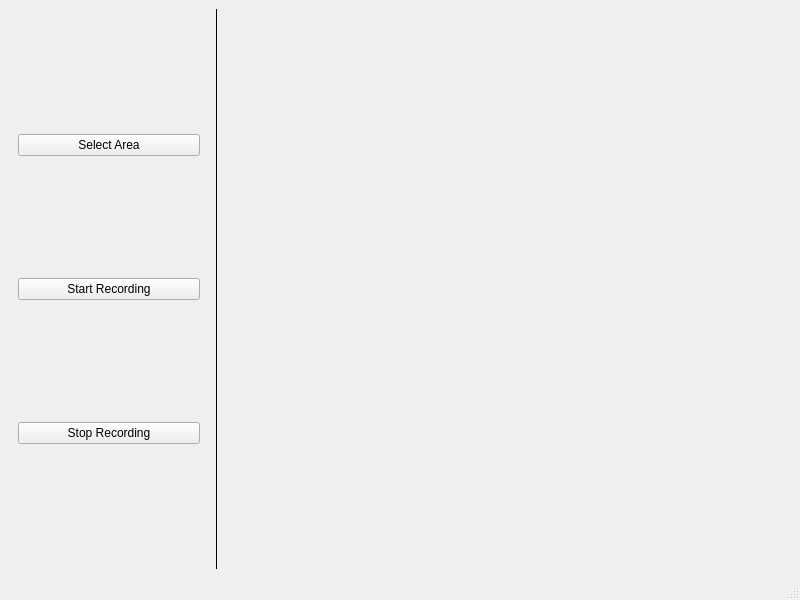
Old version of the form src/gui/main_window/MainWindow.ui in the repository ephell/ClipIt-Screen-Capture-App.
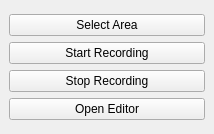
New version of the form.

What changed in the file:
```diff
--- a/src/gui/main_window/MainWindow.ui
+++ b/src/gui/main_window/MainWindow.ui
@@ -6,76 +6,114 @@
    <rect>
     <x>0</x>
     <y>0</y>
-    <width>800</width>
-    <height>600</height>
+    <width>214</width>
+    <height>134</height>
    </rect>
   </property>
-  <property name="minimumSize">
-   <size>
-    <width>800</width>
-    <height>600</height>
-   </size>
-  </property>
   <property name="windowTitle">
    <string>MainWindow</string>
   </property>
   <widget class="QWidget" name="centralwidget">
-   <layout class="QHBoxLayout" name="horizontalLayout">
+   <layout class="QVBoxLayout" name="verticalLayout_2">
     <item>
-     <layout class="QHBoxLayout" name="central_layout">
+     <layout class="QVBoxLayout" name="verticalLayout">
       <item>
-       <widget class="QWidget" name="left_panel" native="true">
+       <widget class="QPushButton" name="select_area_button">
+        <property name="sizePolicy">
+         <sizepolicy hsizetype="Expanding" vsizetype="Fixed">
+          <horstretch>0</horstretch>
+          <verstretch>0</verstretch>
+         </sizepolicy>
+        </property>
+        <property name="minimumSize">
+         <size>
+          <width>180</width>
+          <height>0</height>
+         </size>
+        </property>
         <property name="maximumSize">
          <size>
-          <width>200</width>
+          <width>16777215</width>
           <height>16777215</height>
          </size>
         </property>
-        <layout class="QVBoxLayout" name="verticalLayout">
-         <item>
-          <widget class="QPushButton" name="select_area_button">
-           <property name="text">
-            <string>Select Area</string>
-           </property>
-          </widget>
-         </item>
-         <item>
-          <widget class="QPushButton" name="start_recording_button">
-           <property name="text">
-            <string>Start Recording</string>
-           </property>
-          </widget>
-         </item>
-         <item>
-          <widget class="QPushButton" name="stop_recording_button">
-           <property name="text">
-            <string>Stop Recording</string>
-           </property>
-          </widget>
-         </item>
-        </layout>
+        <property name="text">
+         <string>Select Area</string>
+        </property>
        </widget>
       </item>
       <item>
-       <widget class="Line" name="separator_line">
-        <property name="frameShadow">
-         <enum>QFrame::Plain</enum>
+       <widget class="QPushButton" name="start_recording_button">
+        <property name="sizePolicy">
+         <sizepolicy hsizetype="Expanding" vsizetype="Fixed">
+          <horstretch>0</horstretch>
+          <verstretch>0</verstretch>
+         </sizepolicy>
         </property>
-        <property name="lineWidth">
-         <number>1</number>
+        <property name="minimumSize">
+         <size>
+          <width>180</width>
+          <height>0</height>
+         </size>
         </property>
-        <property name="orientation">
-         <enum>Qt::Vertical</enum>
+        <property name="maximumSize">
+         <size>
+          <width>16777215</width>
+          <height>16777215</height>
+         </size>
         </property>
+        <property name="text">
+         <string>Start Recording</string>
+        </property>
        </widget>
       </item>
       <item>
-       <widget class="QWidget" name="right_panel" native="true">
+       <widget class="QPushButton" name="stop_recording_button">
+        <property name="sizePolicy">
+         <sizepolicy hsizetype="Expanding" vsizetype="Fixed">
+          <horstretch>0</horstretch>
+          <verstretch>0</verstretch>
+         </sizepolicy>
+        </property>
+        <property name="minimumSize">
+         <size>
+          <width>180</width>
+          <height>0</height>
+         </size>
+        </property>
         <property name="maximumSize">
          <size>
           <width>16777215</width>
           <height>16777215</height>
          </size>
+        </property>
+        <property name="text">
+         <string>Stop Recording</string>
+        </property>
+       </widget>
+      </item>
+      <item>
+       <widget class="QPushButton" name="open_editor_button">
+        <property name="sizePolicy">
+         <sizepolicy hsizetype="Expanding" vsizetype="Fixed">
+          <horstretch>0</horstretch>
+          <verstretch>0</verstretch>
+         </sizepolicy>
+        </property>
+        <property name="minimumSize">
+         <size>
+          <width>180</width>
+          <height>0</height>
+         </size>
+        </property>
+        <property name="maximumSize">
+         <size>
+          <width>16777215</width>
+          <height>16777215</height>
+         </size>
+        </property>
+        <property name="text">
+         <string>Open Editor</string>
         </property>
        </widget>
       </item>
@@ -83,7 +121,6 @@
     </item>
    </layout>
   </widget>
-  <widget class="QStatusBar" name="statusbar"/>
  </widget>
  <resources/>
  <connections/>
```
Left out of the diff: 2 changed lines with no effect on the pictures.
